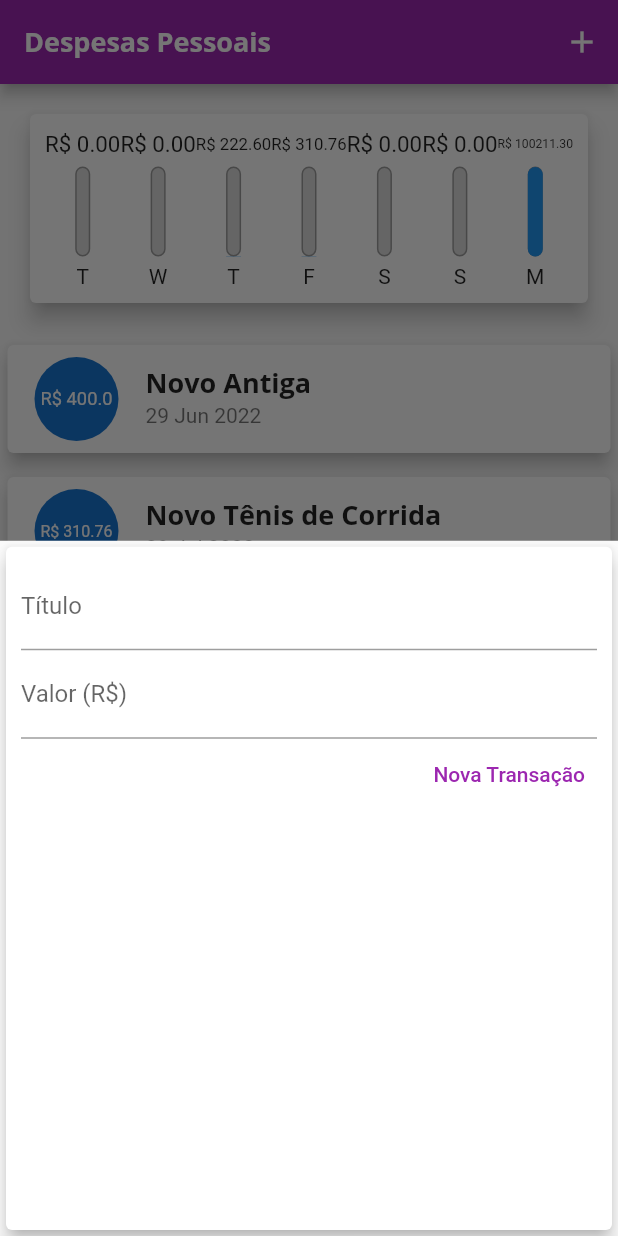
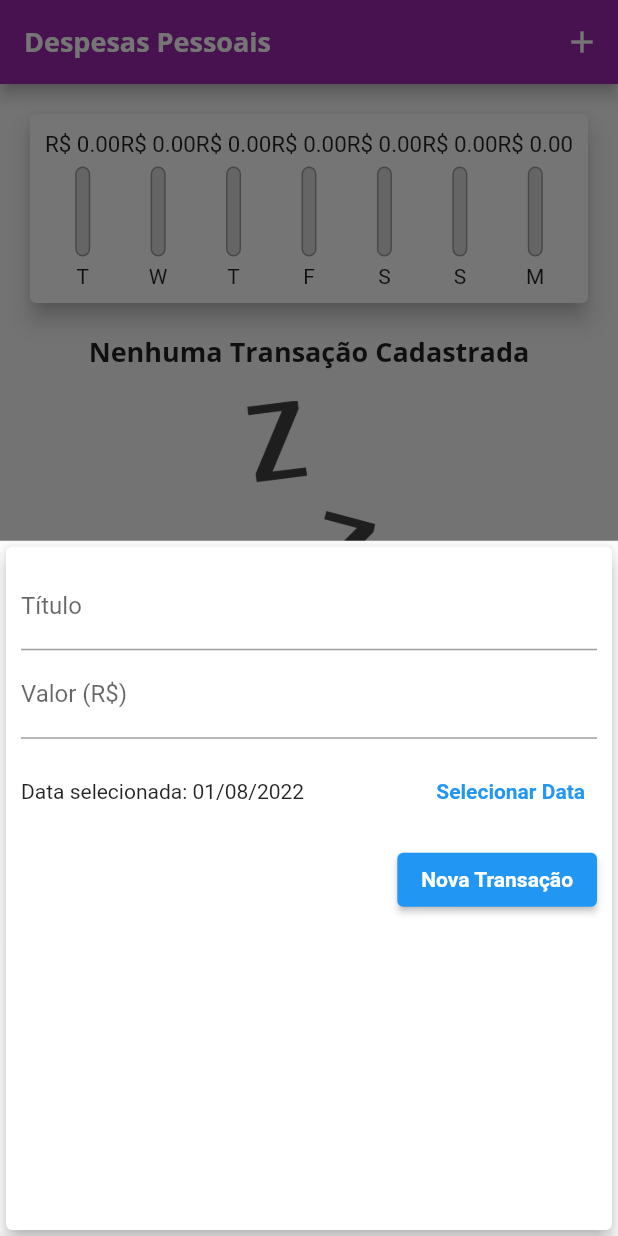
Before and after one commit to CodeAkio/expenses_flutter, a Flutter app: the screen it shows after launch, after a tap on the "add" icon, on a phone screen of 412 x 824 dp. Run offline on Flutter 3.47's test engine with Material 2 defaults, Android fonts, the phone set to English and light mode, and no system bars.

Commit message:
Add date picker

```diff
--- a/lib/components/chart.dart
+++ b/lib/components/chart.dart
@@ -54,7 +54,9 @@ class Chart extends StatelessWidget {
               child: ChartBar(
                   label: tr['day'],
                   value: tr['value'],
-                  percentage: (tr['value'] as double) / _weekTotalValue),
+                  percentage: _weekTotalValue == 0
+                      ? 0
+                      : (tr['value'] as double) / _weekTotalValue),
             );
           }).toList(),
         ),
--- a/lib/components/transaction_form.dart
+++ b/lib/components/transaction_form.dart
@@ -1,7 +1,8 @@
 import 'package:flutter/material.dart';
+import 'package:intl/intl.dart';
 
 class TransactionForm extends StatefulWidget {
-  final void Function(String, double) onSubmit;
+  final void Function(String, double, DateTime) onSubmit;
 
   TransactionForm({Key? key, required this.onSubmit}) : super(key: key);
 
@@ -10,8 +11,9 @@ class TransactionForm extends StatefulWidget {
 }
 
 class _TransactionFormState extends State<TransactionForm> {
-  final titleController = TextEditingController();
-  final valueController = TextEditingController();
+  final _titleController = TextEditingController();
+  final _valueController = TextEditingController();
+  DateTime _selectedDate = DateTime.now();
 
   @override
   Widget build(BuildContext context) {
@@ -22,23 +24,46 @@ class _TransactionFormState extends State<TransactionForm> {
         child: Column(
           children: [
             TextField(
-              controller: titleController,
+              controller: _titleController,
               onSubmitted: (_) => _submitForm(),
               decoration: InputDecoration(labelText: 'Título'),
             ),
             TextField(
-              controller: valueController,
+              controller: _valueController,
               keyboardType: TextInputType.numberWithOptions(decimal: true),
               onSubmitted: (_) => _submitForm(),
               decoration: InputDecoration(labelText: 'Valor (R\$)'),
             ),
+            Container(
+              height: 70,
+              child: Row(
+                children: [
+                  Expanded(
+                    child: Text(_selectedDate == null
+                        ? 'Nenhuma data selecionada!'
+                        : 'Data selecionada: ${DateFormat('dd/MM/y').format(_selectedDate)}'),
+                  ),
+                  TextButton(
+                    child: Text(
+                      'Selecionar Data',
+                      style: TextStyle(fontWeight: FontWeight.bold),
+                    ),
+                    style: TextButton.styleFrom(
+                        primary: Theme.of(context).primaryColor),
+                    onPressed: _showDatePicker,
+                  ),
+                ],
+              ),
+            ),
             Row(
               mainAxisAlignment: MainAxisAlignment.end,
               children: [
-                TextButton(
-                  style: TextButton.styleFrom(
-                    primary: Colors.purple,
-                  ),
+                ElevatedButton(
+                  style: ElevatedButton.styleFrom(
+                      primary: Theme.of(context).primaryColor,
+                      textStyle: TextStyle(
+                          color: Theme.of(context).textTheme.button!.color,
+                          fontWeight: FontWeight.bold)),
                   onPressed: _submitForm,
                   child: Text('Nova Transação'),
                 ),
@@ -50,14 +75,31 @@ class _TransactionFormState extends State<TransactionForm> {
     );
   }
 
+  _showDatePicker() {
+    showDatePicker(
+            context: context,
+            initialDate: DateTime.now(),
+            firstDate: DateTime(2019),
+            lastDate: DateTime.now())
+        .then((pickedDate) {
+      if (pickedDate == null) {
+        return null;
+      }
+
+      setState(() {
+        _selectedDate = pickedDate;
+      });
+    });
+  }
+
   _submitForm() {
-    final title = titleController.text;
-    final value = double.tryParse(valueController.text) ?? 0.0;
+    final title = _titleController.text;
+    final value = double.tryParse(_valueController.text) ?? 0.0;
 
-    if (title.isEmpty || value <= 0) {
+    if (title.isEmpty || value <= 0 || _selectedDate == null) {
       return;
     }
 
-    widget.onSubmit(title, value);
+    widget.onSubmit(title, value, _selectedDate);
   }
 }
--- a/lib/main.dart
+++ b/lib/main.dart
@@ -25,7 +25,8 @@ class ExpensesApp extends StatelessWidget {
               headline6: TextStyle(
                   fontFamily: 'OpenSans',
                   fontSize: 18,
-                  fontWeight: FontWeight.bold))),
+                  fontWeight: FontWeight.bold),
+              button: TextStyle(color: Colors.white))),
     );
   }
 }
@@ -38,38 +39,7 @@ class MyHomePage extends StatefulWidget {
 }
 
 class _MyHomePageState extends State<MyHomePage> {
-  final List<Transaction> _transactions = [
-    Transaction(
-      id: 't0',
-      title: 'Novo Antiga',
-      value: 400.00,
-      date: DateTime.now().subtract(Duration(days: 33)),
-    ),
-    Transaction(
-      id: 't1',
-      title: 'Novo Tênis de Corrida',
-      value: 310.76,
-      date: DateTime.now().subtract(Duration(days: 3)),
-    ),
-    Transaction(
-      id: 't2',
-      title: 'Conta de Luz',
-      value: 211.30,
-      date: DateTime.now().subtract(Duration(days: 4)),
-    ),
-    Transaction(
-      id: 't3',
-      title: 'Cartão de Crédito',
-      value: 100211.30,
-      date: DateTime.now(),
-    ),
-    Transaction(
-      id: 't4',
-      title: 'Lanche',
-      value: 11.30,
-      date: DateTime.now().subtract(Duration(days: 4)),
-    ),
-  ];
+  final List<Transaction> _transactions = [];
 
   List<Transaction> get _recentTransactions {
     return _transactions.where((tr) {
@@ -113,12 +83,12 @@ class _MyHomePageState extends State<MyHomePage> {
         });
   }
 
-  _addTransaction(String title, double value) {
+  _addTransaction(String title, double value, DateTime date) {
     final newTransaction = Transaction(
         id: Random().nextDouble().toString(),
         title: title,
         value: value,
-        date: DateTime.now());
+        date: date);
 
     setState(() {
       _transactions.add(newTransaction);
```
